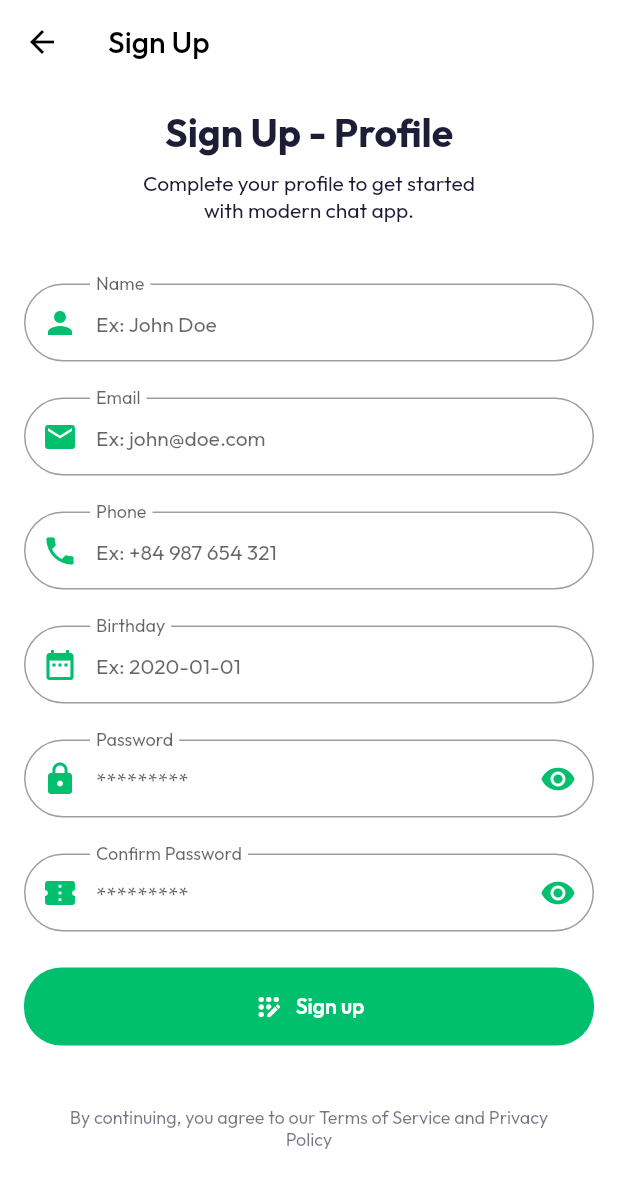
After one commit to nguyentan2808/flutter-messenger-app, a Flutter app: the SignUpScreen screen opened directly, on a phone screen of 412 x 824 dp. The commit adds this screen. Shown: the top 1188 px of the screen. Run offline on Flutter 3.47's test engine with Material 2 defaults, Android fonts, the phone set to English and light mode, and no system bars; our stand-ins replace device_preview, flutter_svg, get, get_storage, google_fonts, introduction_screen; missing offline and left inert: custom_pop_up_menu; accounts and stored records are empty.

Commit message:
feat: sign up screen

```diff
--- a/lib/constant.dart
+++ b/lib/constant.dart
@@ -8,3 +8,4 @@ const kWarninngColor = Color(0xFFF3BB1C);
 const kErrorColor = Color(0xFFF03738);
 
 const kDefaultPadding = 16.0;
+const kDefaultRadius = 16.0;
--- a/lib/screens/change_password/change_password.dart
+++ b/lib/screens/change_password/change_password.dart
@@ -1,16 +1,44 @@
 import 'package:flutter/material.dart';
 import 'package:flutter_svg/svg.dart';
 import 'package:get/get.dart';
-import 'package:lab6/components/facebook_button.dart';
 
+import '../../components/facebook_button.dart';
 import '../../constant.dart';
 
 class ChangePasswordScreen extends StatelessWidget {
   const ChangePasswordScreen({Key? key}) : super(key: key);
 
+  void _confirmGoBack() => Get.dialog(
+        AlertDialog(
+          shape: RoundedRectangleBorder(
+            borderRadius: BorderRadius.circular(kDefaultRadius / 2),
+          ),
+          title: const Text('Go back'),
+          content: const Text('Your changes will be lost, are you sure?'),
+          actions: <Widget>[
+            TextButton(
+              child: const Text('Cancel'),
+              onPressed: () => Get.back(),
+            ),
+            TextButton(
+              child: const Text('Back'),
+              onPressed: () {
+                Get.back();
+                Get.back();
+              },
+            ),
+          ],
+        ),
+      );
+
   @override
   Widget build(BuildContext context) {
-    return Scaffold(
+    return WillPopScope(
+      onWillPop: () async {
+        _confirmGoBack();
+        return false;
+      },
+      child: Scaffold(
         appBar: AppBar(
           title: const Text('Change Password'),
         ),
@@ -24,7 +52,7 @@ class ChangePasswordScreen extends StatelessWidget {
                   child: Padding(
                     padding: const EdgeInsets.all(kDefaultPadding * 1.5),
                     child: SvgPicture.asset(
-                    'assets/images/edit_password_svg.svg',
+                      'assets/images/change.svg',
                       alignment: Alignment.topCenter,
                     ),
                   ),
@@ -55,7 +83,7 @@ class ChangePasswordScreen extends StatelessWidget {
                       text: "Cancel",
                       icon: Icons.cancel,
                       isActive: false,
-                    onPressed: () {},
+                      onPressed: _confirmGoBack,
                     ),
                     const SizedBox(
                       width: kDefaultPadding / 2,
@@ -69,6 +97,7 @@ class ChangePasswordScreen extends StatelessWidget {
                   ],
                 )
               ],
+            ),
           ),
         ),
       ),
--- a/lib/screens/edit_profile/edit_profile_screen.dart
+++ b/lib/screens/edit_profile/edit_profile_screen.dart
@@ -13,6 +13,9 @@ class EditProfileScreen extends StatelessWidget {
 
   void _confirmGoBack() => Get.dialog(
         AlertDialog(
+          shape: RoundedRectangleBorder(
+            borderRadius: BorderRadius.circular(kDefaultRadius / 2),
+          ),
           title: const Text('Go back'),
           content: const Text('Your changes will be lost, are you sure?'),
           actions: <Widget>[
@@ -33,7 +36,14 @@ class EditProfileScreen extends StatelessWidget {
 
   @override
   Widget build(BuildContext context) {
-    return Scaffold(
+    return GestureDetector(
+      onTap: () => FocusScope.of(context).unfocus(),
+      child: WillPopScope(
+        onWillPop: () async {
+          _confirmGoBack();
+          return false;
+        },
+        child: Scaffold(
           appBar: AppBar(
             title: const Text('Edit Profile'),
           ),
@@ -103,6 +113,8 @@ class EditProfileScreen extends StatelessWidget {
               ),
             ),
           ),
+        ),
+      ),
     );
   }
 }
--- a/lib/screens/login_screen.dart
+++ b/lib/screens/login_screen.dart
@@ -5,6 +5,7 @@ import 'package:google_fonts/google_fonts.dart';
 
 import '../constant.dart';
 import 'home/home_screen.dart';
+import 'sign_up/sign_up_screen.dart';
 
 class LoginScreen extends StatefulWidget {
   const LoginScreen({Key? key}) : super(key: key);
@@ -93,6 +94,12 @@ class _LoginScreenState extends State<LoginScreen> {
             ),
           ),
           GestureDetector(
+            onTap: () {
+              Get.to(
+                () => const SignUpScreen(),
+                transition: Transition.rightToLeft,
+              );
+            },
             child: Text(
               ' Sign Up',
               style: TextStyle(
@@ -145,7 +152,7 @@ class _LoginScreenState extends State<LoginScreen> {
     );
   }
 
-  ElevatedButton buildLoginButton(Size size, void _handleLogin()) {
+  ElevatedButton buildLoginButton(Size size, void Function() _handleLogin) {
     return ElevatedButton(
       style: ButtonStyle(
         shape: MaterialStateProperty.all(
@@ -161,8 +168,6 @@ class _LoginScreenState extends State<LoginScreen> {
       child: const Text(
         "Login",
         style: TextStyle(color: Colors.white),
-        // style: TextStyle(
-        //     color: Theme.of(context).textTheme.bodyText1?.color),
       ),
     );
   }
@@ -243,8 +248,6 @@ class _LoginScreenState extends State<LoginScreen> {
         border: OutlineInputBorder(
           borderRadius: BorderRadius.circular(100.0),
         ),
-        // fillColor: Colors.red,
-
         contentPadding: const EdgeInsets.symmetric(
             horizontal: kDefaultPadding * 1.5, vertical: kDefaultPadding),
         hintStyle: const TextStyle(fontSize: 16),
--- /dev/null
+++ b/lib/screens/sign_up/sign_up_screen.dart
@@ -0,0 +1,287 @@
+import 'package:flutter/material.dart';
+import 'package:get/get.dart';
+import 'package:lab6/constant.dart';
+import 'package:intl/intl.dart';
+
+class SignUpScreen extends StatelessWidget {
+  const SignUpScreen({Key? key}) : super(key: key);
+
+  @override
+  Widget build(BuildContext context) {
+    return GestureDetector(
+      onTap: () => FocusScope.of(context).unfocus(),
+      child: Scaffold(
+        appBar: AppBar(
+          title: const Text(
+            'Sign Up',
+          ),
+          backgroundColor: Colors.white,
+          foregroundColor: Colors.black,
+        ),
+        body: SingleChildScrollView(
+          child: Container(
+            padding: const EdgeInsets.all(kDefaultPadding),
+            width: double.infinity,
+            child: Column(
+              children: [
+                const Text(
+                  'Sign Up - Profile',
+                  style: TextStyle(fontSize: 26, fontWeight: FontWeight.bold),
+                  textAlign: TextAlign.center,
+                ),
+                const SizedBox(height: kDefaultPadding / 2),
+                SizedBox(
+                  width: Get.width * 0.6,
+                  child: const Text(
+                    "Complete your profile to get started with modern chat app.",
+                    textAlign: TextAlign.center,
+                  ),
+                ),
+                const SizedBox(height: kDefaultPadding * 2.5),
+                buildNameTextField(context),
+                const SizedBox(height: kDefaultPadding * 1.5),
+                buildEmailTextField(context),
+                const SizedBox(height: kDefaultPadding * 1.5),
+                buildPhoneTextField(context),
+                const SizedBox(height: kDefaultPadding * 1.5),
+                const BirthDayTextField(),
+                const SizedBox(height: kDefaultPadding * 1.5),
+                const PasswordTextField(),
+                const SizedBox(height: kDefaultPadding * 1.5),
+                const ConfirmPasswordTextField(),
+                const SizedBox(height: kDefaultPadding * 1.5),
+                buildSignUpButton(context),
+                const SizedBox(height: kDefaultPadding * 2.5),
+                Opacity(
+                  opacity: 0.6,
+                  child: SizedBox(
+                    width: Get.width * 0.8,
+                    child: const Text(
+                      "By continuing, you agree to our Terms of Service and Privacy Policy",
+                      style: TextStyle(
+                        fontSize: 12,
+                      ),
+                      textAlign: TextAlign.center,
+                    ),
+                  ),
+                )
+              ],
+            ),
+          ),
+        ),
+      ),
+    );
+  }
+
+  MaterialButton buildSignUpButton(BuildContext context) {
+    return MaterialButton(
+      shape: RoundedRectangleBorder(
+        borderRadius: BorderRadius.circular(25),
+      ),
+      padding: const EdgeInsets.all(kDefaultPadding),
+      elevation: 0,
+      color: Theme.of(context).primaryColor,
+      onPressed: () {},
+      child: Row(
+        mainAxisAlignment: MainAxisAlignment.center,
+        children: [
+          const Icon(
+            Icons.app_registration_rounded,
+            size: 20,
+            color: Colors.white,
+          ),
+          Row(
+            children: const [
+              SizedBox(width: kDefaultPadding / 2),
+              Text(
+                "Sign up",
+                style: TextStyle(
+                  fontWeight: FontWeight.w600,
+                  color: Colors.white,
+                ),
+              ),
+            ],
+          )
+        ],
+      ),
+    );
+  }
+
+  TextField buildNameTextField(BuildContext context) {
+    return TextField(
+      textInputAction: TextInputAction.next,
+      decoration: InputDecoration(
+        labelText: 'Name',
+        floatingLabelBehavior: FloatingLabelBehavior.always,
+        prefixIcon: Icon(Icons.person, color: Theme.of(context).primaryColor),
+        border: OutlineInputBorder(borderRadius: BorderRadius.circular(100.0)),
+        contentPadding: const EdgeInsets.symmetric(
+            horizontal: kDefaultPadding * 1.5, vertical: kDefaultPadding),
+        hintStyle: const TextStyle(fontSize: 14),
+        hintText: "Ex: John Doe",
+      ),
+    );
+  }
+
+  TextField buildEmailTextField(BuildContext context) {
+    return TextField(
+      textInputAction: TextInputAction.next,
+      decoration: InputDecoration(
+        labelText: 'Email',
+        floatingLabelBehavior: FloatingLabelBehavior.always,
+        prefixIcon: Icon(Icons.email, color: Theme.of(context).primaryColor),
+        border: OutlineInputBorder(borderRadius: BorderRadius.circular(100.0)),
+        contentPadding: const EdgeInsets.symmetric(vertical: kDefaultPadding),
+        hintStyle: const TextStyle(fontSize: 14),
+        hintText: "Ex: john@doe.com",
+      ),
+    );
+  }
+
+  TextField buildPhoneTextField(BuildContext context) {
+    return TextField(
+      textInputAction: TextInputAction.next,
+      decoration: InputDecoration(
+        labelText: 'Phone',
+        floatingLabelBehavior: FloatingLabelBehavior.always,
+        prefixIcon: Icon(Icons.phone, color: Theme.of(context).primaryColor),
+        border: OutlineInputBorder(borderRadius: BorderRadius.circular(100.0)),
+        contentPadding: const EdgeInsets.symmetric(
+            horizontal: kDefaultPadding * 1.5, vertical: kDefaultPadding),
+        hintStyle: const TextStyle(fontSize: 14),
+        hintText: "Ex: +84 987 654 321",
+      ),
+    );
+  }
+}
+
+class BirthDayTextField extends StatefulWidget {
+  const BirthDayTextField({Key? key}) : super(key: key);
+
+  @override
+  State<BirthDayTextField> createState() => _BirthDayTextFieldState();
+}
+
+class _BirthDayTextFieldState extends State<BirthDayTextField> {
+  TextEditingController controller = TextEditingController();
+
+  @override
+  void initState() {
+    controller.text = "";
+    super.initState();
+  }
+
+  @override
+  Widget build(BuildContext context) {
+    return TextFormField(
+      controller: controller,
+      textInputAction: TextInputAction.next,
+      readOnly: true,
+      onTap: () async {
+        DateTime? pickedDate = await showDatePicker(
+          context: context,
+          initialDate: DateTime.now(),
+          firstDate: DateTime(1800),
+          lastDate: DateTime.now(),
+        );
+        if (pickedDate != null) {
+          String formattedDate = DateFormat('yyyy-MM-dd').format(pickedDate);
+
+          setState(() => controller.text = formattedDate);
+        }
+      },
+      decoration: InputDecoration(
+        floatingLabelBehavior: FloatingLabelBehavior.always,
+        labelText: 'Birthday',
+        prefixIcon:
+            Icon(Icons.date_range, color: Theme.of(context).primaryColor),
+        border: OutlineInputBorder(borderRadius: BorderRadius.circular(100.0)),
+        contentPadding: const EdgeInsets.symmetric(
+            horizontal: kDefaultPadding * 1.5, vertical: kDefaultPadding),
+        hintStyle: const TextStyle(fontSize: 14),
+        hintText: "Ex: 2020-01-01",
+      ),
+    );
+  }
+}
+
+class PasswordTextField extends StatefulWidget {
+  const PasswordTextField({Key? key}) : super(key: key);
+
+  @override
+  State<PasswordTextField> createState() => _PasswordTextFieldState();
+}
+
+class _PasswordTextFieldState extends State<PasswordTextField> {
+  bool isShowPassword = false;
+  @override
+  Widget build(BuildContext context) {
+    return TextField(
+      textInputAction: TextInputAction.next,
+      obscureText: !isShowPassword,
+      decoration: InputDecoration(
+        labelText: 'Password',
+        floatingLabelBehavior: FloatingLabelBehavior.always,
+        prefixIcon: Icon(Icons.lock, color: Theme.of(context).primaryColor),
+        border: OutlineInputBorder(borderRadius: BorderRadius.circular(100.0)),
+        contentPadding: const EdgeInsets.symmetric(
+            horizontal: kDefaultPadding * 1.5, vertical: kDefaultPadding),
+        hintStyle: const TextStyle(fontSize: 14),
+        hintText: "*********",
+        suffixIcon: IconButton(
+          icon: Icon(
+            isShowPassword ? Icons.visibility_off : Icons.visibility,
+            color: Theme.of(context).primaryColor,
+          ),
+          onPressed: () {
+            setState(() {
+              isShowPassword = !isShowPassword;
+            });
+          },
+        ),
+      ),
+    );
+  }
+}
+
+class ConfirmPasswordTextField extends StatefulWidget {
+  const ConfirmPasswordTextField({Key? key}) : super(key: key);
+
+  @override
+  State<ConfirmPasswordTextField> createState() =>
+      _ConfirmPasswordTextFieldState();
+}
+
+class _ConfirmPasswordTextFieldState extends State<ConfirmPasswordTextField> {
+  bool isShowPassword = false;
+
+  @override
+  Widget build(BuildContext context) {
+    return TextField(
+      textInputAction: TextInputAction.next,
+      obscureText: !isShowPassword,
+      decoration: InputDecoration(
+        labelText: 'Confirm Password',
+        floatingLabelBehavior: FloatingLabelBehavior.always,
+        prefixIcon:
+            Icon(Icons.confirmation_num, color: Theme.of(context).primaryColor),
+        border: OutlineInputBorder(borderRadius: BorderRadius.circular(100.0)),
+        contentPadding: const EdgeInsets.symmetric(
+            horizontal: kDefaultPadding * 1.5, vertical: kDefaultPadding),
+        hintStyle: const TextStyle(fontSize: 14),
+        hintText: "*********",
+        suffixIcon: IconButton(
+          icon: Icon(
+            isShowPassword ? Icons.visibility_off : Icons.visibility,
+            color: Theme.of(context).primaryColor,
+          ),
+          onPressed: () {
+            setState(() {
+              isShowPassword = !isShowPassword;
+            });
+          },
+        ),
+      ),
+    );
+  }
+}
```
Also changed, not shown: assets/images/change.svg (added). Lines whose indentation alone changed are shown as unchanged.
